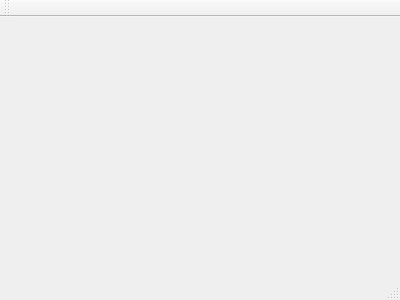
Qt form ClientServerImageTranfer/ImagingServer/mainwindow.ui (Utygett/ClientServerImageTranfer) before a commit.
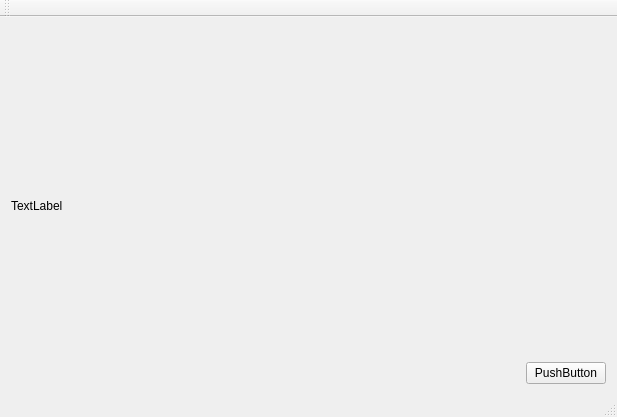
The same form after that commit.

Commit message: add server class

The edit to the form file:
```diff
--- a/ClientServerImageTranfer/ImagingServer/mainwindow.ui
+++ b/ClientServerImageTranfer/ImagingServer/mainwindow.ui
@@ -1,24 +1,90 @@
 <ui version="4.0">
  <class>MainWindow</class>
- <widget class="QMainWindow" name="MainWindow" >
-  <property name="geometry" >
+ <widget class="QMainWindow" name="MainWindow">
+  <property name="geometry">
    <rect>
     <x>0</x>
     <y>0</y>
-    <width>400</width>
-    <height>300</height>
+    <width>617</width>
+    <height>417</height>
    </rect>
   </property>
   <property name="windowTitle" >
    <string>MainWindow</string>
   </property>
-  <widget class="QMenuBar" name="menuBar" />
-  <widget class="QToolBar" name="mainToolBar" />
-  <widget class="QWidget" name="centralWidget" />
-  <widget class="QStatusBar" name="statusBar" />
+  <widget class="QWidget" name="centralWidget">
+   <layout class="QGridLayout" name="gridLayout_2">
+    <item row="0" column="2">
+     <layout class="QVBoxLayout" name="verticalLayout">
+      <item>
+       <spacer name="verticalSpacer">
+        <property name="orientation">
+         <enum>Qt::Vertical</enum>
+        </property>
+        <property name="sizeHint" stdset="0">
+         <size>
+          <width>20</width>
+          <height>40</height>
+         </size>
+        </property>
+       </spacer>
+      </item>
+      <item>
+       <widget class="QPushButton" name="pushButton">
+        <property name="text">
+         <string>PushButton</string>
+        </property>
+       </widget>
+      </item>
+     </layout>
+    </item>
+    <item row="0" column="0">
+     <layout class="QGridLayout" name="gridLayout">
+      <item row="0" column="0">
+       <widget class="QLabel" name="label">
+        <property name="text">
+         <string>TextLabel</string>
+        </property>
+       </widget>
+      </item>
+     </layout>
+    </item>
+    <item row="0" column="1">
+     <spacer name="horizontalSpacer">
+      <property name="orientation">
+       <enum>Qt::Horizontal</enum>
+      </property>
+      <property name="sizeHint" stdset="0">
+       <size>
+        <width>40</width>
+        <height>20</height>
+       </size>
+      </property>
+     </spacer>
+    </item>
+   </layout>
+  </widget>
+  <widget class="QMenuBar" name="menuBar">
+   <property name="geometry">
+    <rect>
+     <x>0</x>
+     <y>0</y>
+     <width>617</width>
+     <height>20</height>
+    </rect>
+   </property>
+  </widget>
+  <widget class="QToolBar" name="mainToolBar">
+   <attribute name="toolBarArea">
+    <enum>TopToolBarArea</enum>
+   </attribute>
+   <attribute name="toolBarBreak">
+    <bool>false</bool>
+   </attribute>
+  </widget>
+  <widget class="QStatusBar" name="statusBar"/>
  </widget>
- <layoutDefault spacing="6" margin="11" />
- <pixmapfunction></pixmapfunction>
+ <layoutdefault spacing="6" margin="11"/>
  <resources/>
  <connections/>
 </ui>
```
Left out of the diff: 3 changed lines with no effect on the pictures. The commit also changes 7 other files.
